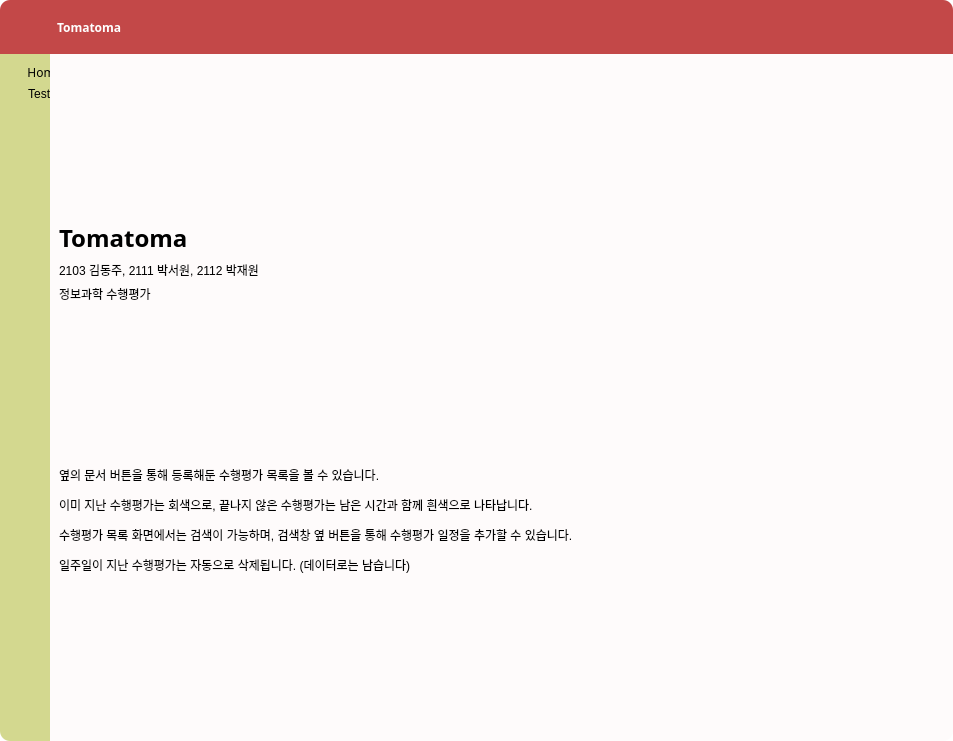
Qt form resources/ui/main.ui (Oozls/Tomatoma) before a commit.
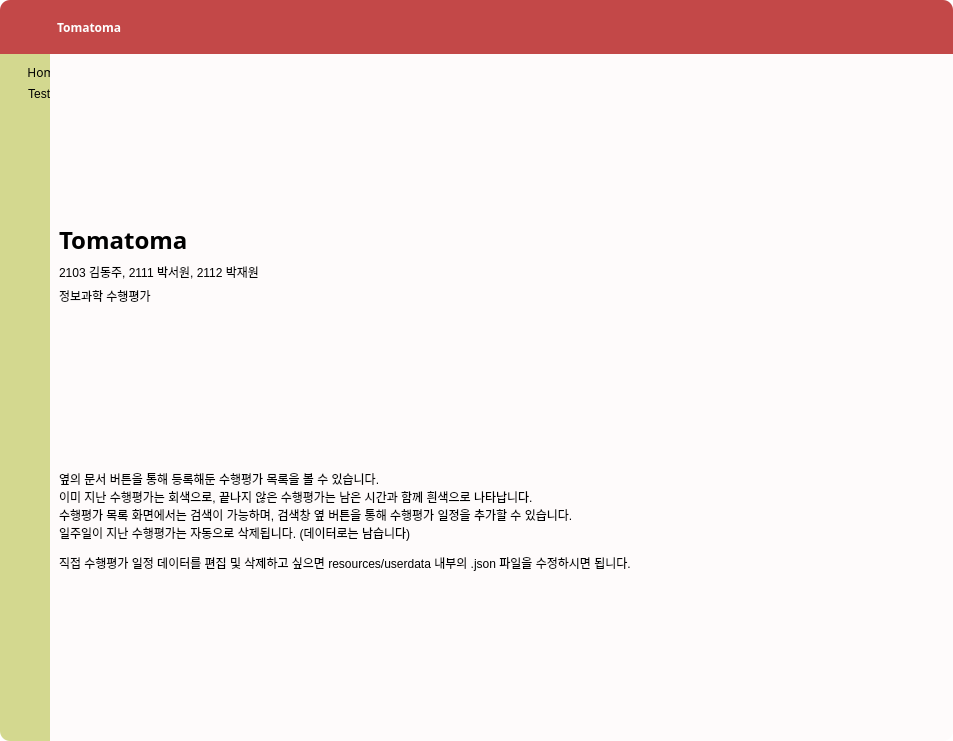
The same form after that commit. The open tabs and pages were chosen to show the change. Icons and pictures are not drawn.

What changed in the file:
```diff
--- a/resources/ui/main.ui
+++ b/resources/ui/main.ui
@@ -394,7 +394,7 @@
            <item>
             <widget class="QLabel" name="label_12">
              <property name="text">
-              <string>&lt;html&gt;&lt;head/&gt;&lt;body&gt;&lt;p&gt;옆의 문서 버튼을 통해 등록해둔 수행평가 목록을 볼 수 있습니다.&lt;/p&gt;&lt;p&gt;이미 지난 수행평가는 회색으로, 끝나지 않은 수행평가는 남은 시간과 함께 흰색으로 나타납니다.&lt;/p&gt;&lt;p&gt;수행평가 목록 화면에서는 검색이 가능하며, 검색창 옆 버튼을 통해 수행평가 일정을 추가할 수 있습니다.&lt;/p&gt;&lt;p&gt;일주일이 지난 수행평가는 자동으로 삭제됩니다. (데이터로는 남습니다)&lt;/p&gt;&lt;/body&gt;&lt;/html&gt;</string>
+              <string>&lt;html&gt;&lt;head/&gt;&lt;body&gt;&lt;p&gt;옆의 문서 버튼을 통해 등록해둔 수행평가 목록을 볼 수 있습니다.&lt;br/&gt;이미 지난 수행평가는 회색으로, 끝나지 않은 수행평가는 남은 시간과 함께 흰색으로 나타납니다.&lt;br/&gt;수행평가 목록 화면에서는 검색이 가능하며, 검색창 옆 버튼을 통해 수행평가 일정을 추가할 수 있습니다.&lt;br/&gt;일주일이 지난 수행평가는 자동으로 삭제됩니다. (데이터로는 남습니다)&lt;/p&gt;&lt;p&gt;직접 수행평가 일정 데이터를 편집 및 삭제하고 싶으면 resources/userdata 내부의 .json 파일을 수정하시면 됩니다.&lt;/p&gt;&lt;/body&gt;&lt;/html&gt;</string>
              </property>
             </widget>
            </item>
```
Left out of the diff: 4 changed lines with no effect on the pictures.
